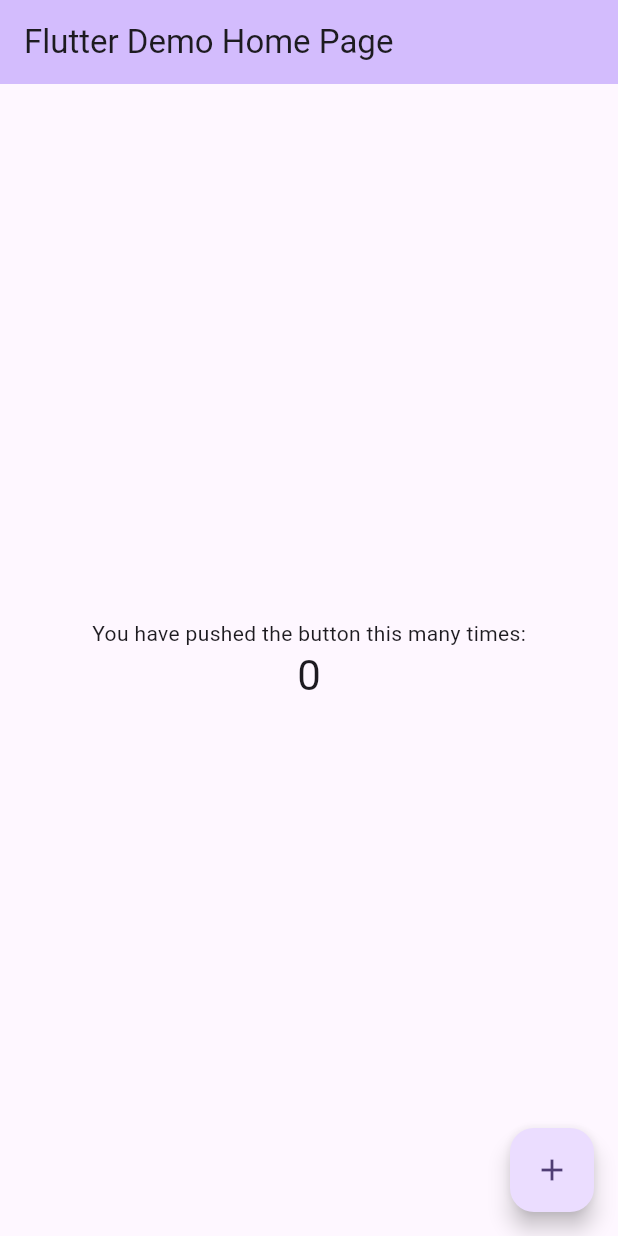
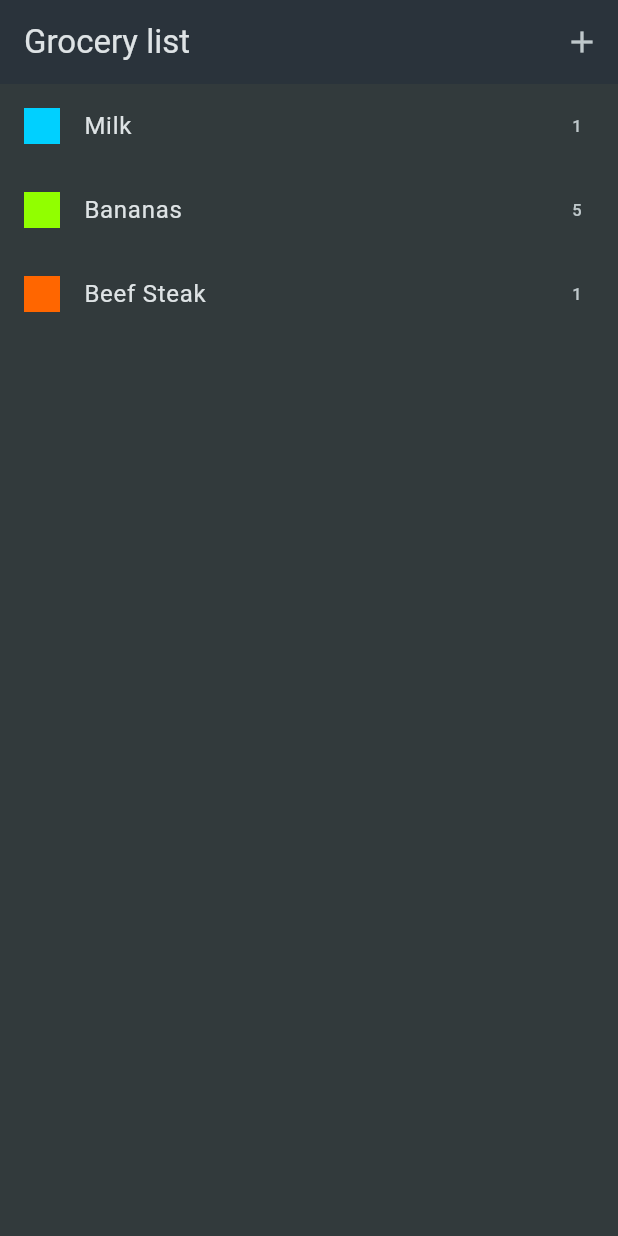
Before and after one commit to imole97/flutter-shopping-list, a Flutter app: the screen it shows after launch, on a phone screen of 412 x 824 dp. Run offline on Flutter 3.47's test engine with Material 3 defaults, Android fonts, the light colour scheme and no system bars.

Commit message:
added grocery list screen

```diff
--- /dev/null
+++ b/lib/data/dummy_items.dart
@@ -0,0 +1,21 @@
+import 'package:flutter_shopping/data/categories.dart';
+import 'package:flutter_shopping/models/category.dart';
+import 'package:flutter_shopping/models/grocery_item.dart';
+
+final groceryItems = [
+  GroceryItem(
+      id: 'a',
+      name: 'Milk',
+      quantity: 1,
+      category: categories[Categories.dairy]!),
+  GroceryItem(
+      id: 'b',
+      name: 'Bananas',
+      quantity: 5,
+      category: categories[Categories.fruit]!),
+  GroceryItem(
+      id: 'c',
+      name: 'Beef Steak',
+      quantity: 1,
+      category: categories[Categories.meat]!),
+];
--- a/lib/main.dart
+++ b/lib/main.dart
@@ -1,4 +1,5 @@
 import 'package:flutter/material.dart';
+import 'package:flutter_shopping/widgets/grocery_list.dart';
 
 void main() {
   runApp(const MyApp());
@@ -11,115 +12,17 @@
   @override
   Widget build(BuildContext context) {
     return MaterialApp(
-      title: 'Flutter Demo',
-      theme: ThemeData(
-        // This is the theme of your application.
-        //
-        // TRY THIS: Try running your application with "flutter run". You'll see
-        // the application has a purple toolbar. Then, without quitting the app,
-        // try changing the seedColor in the colorScheme below to Colors.green
-        // and then invoke "hot reload" (save your changes or press the "hot
-        // reload" button in a Flutter-supported IDE, or press "r" if you used
-        // the command line to start the app).
-        //
-        // Notice that the counter didn't reset back to zero; the application
-        // state is not lost during the reload. To reset the state, use hot
-        // restart instead.
-        //
-        // This works for code too, not just values: Most code changes can be
-        // tested with just a hot reload.
-        colorScheme: ColorScheme.fromSeed(seedColor: Colors.deepPurple),
-        useMaterial3: true,
+      title: 'Flutter Groceries',
+      theme: ThemeData.dark().copyWith(
+
+        colorScheme: ColorScheme.fromSeed(
+          seedColor: const Color.fromARGB(255, 147, 229, 250),
+          brightness: Brightness.dark,
+          surface: const Color.fromARGB(255, 42, 51, 59),
+        ),
+        scaffoldBackgroundColor: const Color.fromARGB(255, 50, 58, 60),
       ),
-      home: const MyHomePage(title: 'Flutter Demo Home Page'),
+      home: const Grocerylist(),
     );
   }
 }
-
-class MyHomePage extends StatefulWidget {
-  const MyHomePage({super.key, required this.title});
-
-  // This widget is the home page of your application. It is stateful, meaning
-  // that it has a State object (defined below) that contains fields that affect
-  // how it looks.
-
-  // This class is the configuration for the state. It holds the values (in this
-  // case the title) provided by the parent (in this case the App widget) and
-  // used by the build method of the State. Fields in a Widget subclass are
-  // always marked "final".
-
-  final String title;
-
-  @override
-  State<MyHomePage> createState() => _MyHomePageState();
-}
-
-class _MyHomePageState extends State<MyHomePage> {
-  int _counter = 0;
-
-  void _incrementCounter() {
-    setState(() {
-      // This call to setState tells the Flutter framework that something has
-      // changed in this State, which causes it to rerun the build method below
-      // so that the display can reflect the updated values. If we changed
-      // _counter without calling setState(), then the build method would not be
-      // called again, and so nothing would appear to happen.
-      _counter++;
-    });
-  }
-
-  @override
-  Widget build(BuildContext context) {
-    // This method is rerun every time setState is called, for instance as done
-    // by the _incrementCounter method above.
-    //
-    // The Flutter framework has been optimized to make rerunning build methods
-    // fast, so that you can just rebuild anything that needs updating rather
-    // than having to individually change instances of widgets.
-    return Scaffold(
-      appBar: AppBar(
-        // TRY THIS: Try changing the color here to a specific color (to
-        // Colors.amber, perhaps?) and trigger a hot reload to see the AppBar
-        // change color while the other colors stay the same.
-        backgroundColor: Theme.of(context).colorScheme.inversePrimary,
-        // Here we take the value from the MyHomePage object that was created by
-        // the App.build method, and use it to set our appbar title.
-        title: Text(widget.title),
-      ),
-      body: Center(
-        // Center is a layout widget. It takes a single child and positions it
-        // in the middle of the parent.
-        child: Column(
-          // Column is also a layout widget. It takes a list of children and
-          // arranges them vertically. By default, it sizes itself to fit its
-          // children horizontally, and tries to be as tall as its parent.
-          //
-          // Column has various properties to control how it sizes itself and
-          // how it positions its children. Here we use mainAxisAlignment to
-          // center the children vertically; the main axis here is the vertical
-          // axis because Columns are vertical (the cross axis would be
-          // horizontal).
-          //
-          // TRY THIS: Invoke "debug painting" (choose the "Toggle Debug Paint"
-          // action in the IDE, or press "p" in the console), to see the
-          // wireframe for each widget.
-          mainAxisAlignment: MainAxisAlignment.center,
-          children: <Widget>[
-            const Text(
-              'You have pushed the button this many times:',
-            ),
-            Text(
-              '$_counter',
-              style: Theme.of(context).textTheme.headlineMedium,
-            ),
-          ],
-        ),
-      ),
-      floatingActionButton: FloatingActionButton(
-        onPressed: _incrementCounter,
-        tooltip: 'Increment',
-        child: const Icon(Icons.add),
-      ), // This trailing comma makes auto-formatting nicer for build methods.
-    );
-  }
-}
--- /dev/null
+++ b/lib/widgets/grocery_list.dart
@@ -0,0 +1,35 @@
+import 'package:flutter/material.dart';
+import 'package:flutter_shopping/data/dummy_items.dart';
+
+class Grocerylist extends StatelessWidget {
+  const Grocerylist({super.key});
+
+  @override
+  Widget build(BuildContext context) {
+    return Scaffold(
+        appBar: AppBar(
+          title: const Text('Grocery list'),
+          actions: [
+            IconButton(
+              icon: const Icon(Icons.add),
+              onPressed: () {
+                // Navigate to the AddItemScreen
+              },
+            ),
+          ],
+        ),
+        body: ListView.builder(
+          itemCount: groceryItems
+              .length, //makes flutter know how often it has to call the builder method
+          itemBuilder: (ctx, index) => ListTile(
+            title: Text(groceryItems[index].name),
+            leading: Container(
+              width: 24,
+              height: 24,
+              color: groceryItems[index].category.color,
+            ),
+            trailing: Text(groceryItems[index].quantity.toString()),
+          ),
+        ));
+  }
+}
```
Also changed, not shown: lib/data/categories.dart (added, +47 -0 lines), lib/models/category.dart (added, +22 -0 lines), lib/models/grocery_item.dart (added, +15 -0 lines), lib/widgets/new_item.dart (added, +23 -0 lines).
